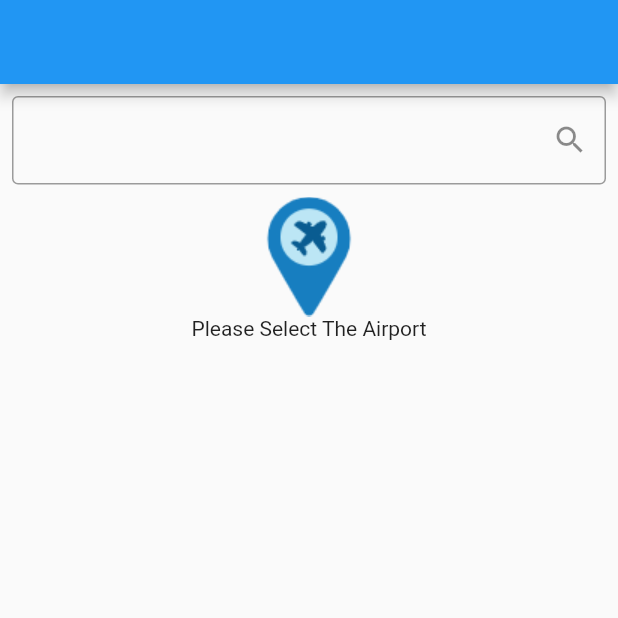
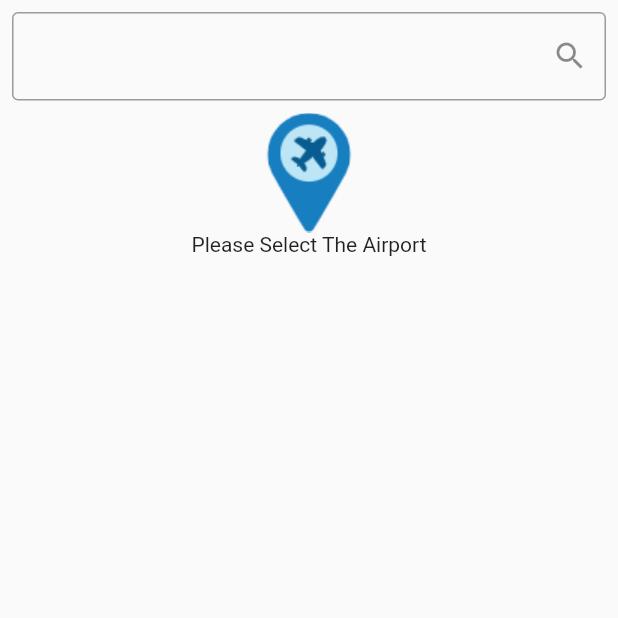
Before and after one commit to leventsrr/airPort, a Flutter app: the screen it shows after launch, on a phone screen of 412 x 824 dp, the top half of it. Run offline on Flutter 3.47's test engine with Material 2 defaults, Android fonts, the phone set to English and light mode, and no system bars; our stand-ins replace bloc, connectivity_plus, dio, flutter_bloc, google_maps_flutter.

Commit message:
Project completed

```diff
--- a/lib/presentetion/screens/home_page.dart
+++ b/lib/presentetion/screens/home_page.dart
@@ -5,6 +5,7 @@ import 'package:flutter_bloc/flutter_bloc.dart';
 import '../widgets/map.dart';
 import '../widgets/results_sheet.dart';
 import '../widgets/search_bar.dart';
+import '../widgets/warn_to_select_airport.dart';
 
 class HomePage extends StatelessWidget {
   HomePage({Key? key}) : super(key: key);
@@ -14,8 +15,8 @@ class HomePage extends StatelessWidget {
     return Scaffold(
       floatingActionButtonLocation: FloatingActionButtonLocation.centerFloat,
       resizeToAvoidBottomInset: false,
-      appBar: AppBar(),
-      body: Column(
+      body: SafeArea(
+        child: Column(
           children: [
             SearchBar(),
             BlocBuilder<InternetCubit, InternetState>(
@@ -24,17 +25,13 @@ class HomePage extends StatelessWidget {
                   return BlocBuilder<AirportCubit, AirportState>(
                     builder: (context, airportState) {
                       if (airportState is AirportSelected) {
-                      return MapPage(
+                        return airportState.airportName == null
+                            ? WarnToSelectAirport()
+                            : MapPage(
                                 airportSelected: airportState,
                               );
                       } else {
-                      return Column(
-                        mainAxisAlignment: MainAxisAlignment.center,
-                        children: [
-                          Image.asset('images/airport.png'),
-                          Text('Please Select The Airport'),
-                        ],
-                      );
+                        return WarnToSelectAirport();
                       }
                     },
                   );
@@ -45,12 +42,13 @@ class HomePage extends StatelessWidget {
             ),
           ],
         ),
+      ),
       floatingActionButton: BlocBuilder<AirportCubit, AirportState>(
         builder: (context, state) {
-          if (state is AirportNotSelected) {
-            print('seçilmedi');
-          } else if (state is AirportSelected) {
-            return ResultsSheet(
+          if (state is AirportSelected) {
+            return state.airportName == null
+                ? Container()
+                : ResultsSheet(
                     airportState: state,
                   );
           }
--- /dev/null
+++ b/lib/presentetion/widgets/warn_to_select_airport.dart
@@ -0,0 +1,16 @@
+import 'package:flutter/material.dart';
+
+class WarnToSelectAirport extends StatelessWidget {
+  const WarnToSelectAirport({Key? key}) : super(key: key);
+
+  @override
+  Widget build(BuildContext context) {
+    return Column(
+      mainAxisAlignment: MainAxisAlignment.center,
+      children: [
+        Image.asset('images/airport.png'),
+        Text('Please Select The Airport'),
+      ],
+    );
+  }
+}
```
Also changed, not shown: lib/data/services/get_airport.dart (+2 -7 lines), lib/presentetion/screens/airpot_details_page.dart (+14 -3 lines), lib/presentetion/widgets/map.dart (+11 -12 lines). Lines whose indentation alone changed are shown as unchanged.
